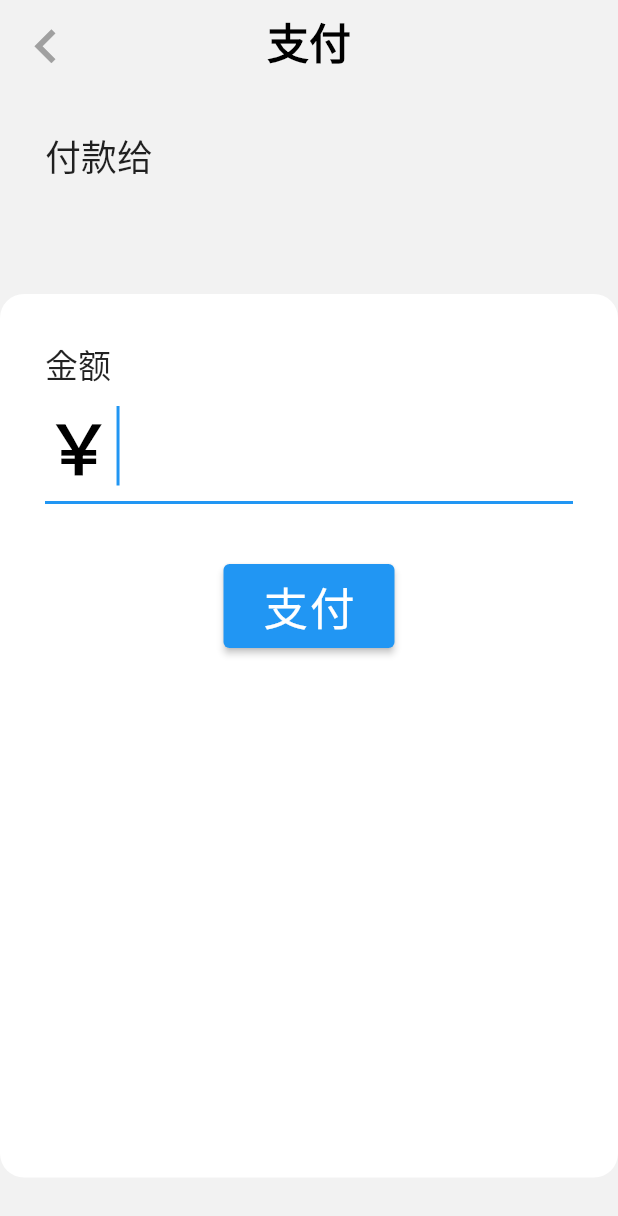
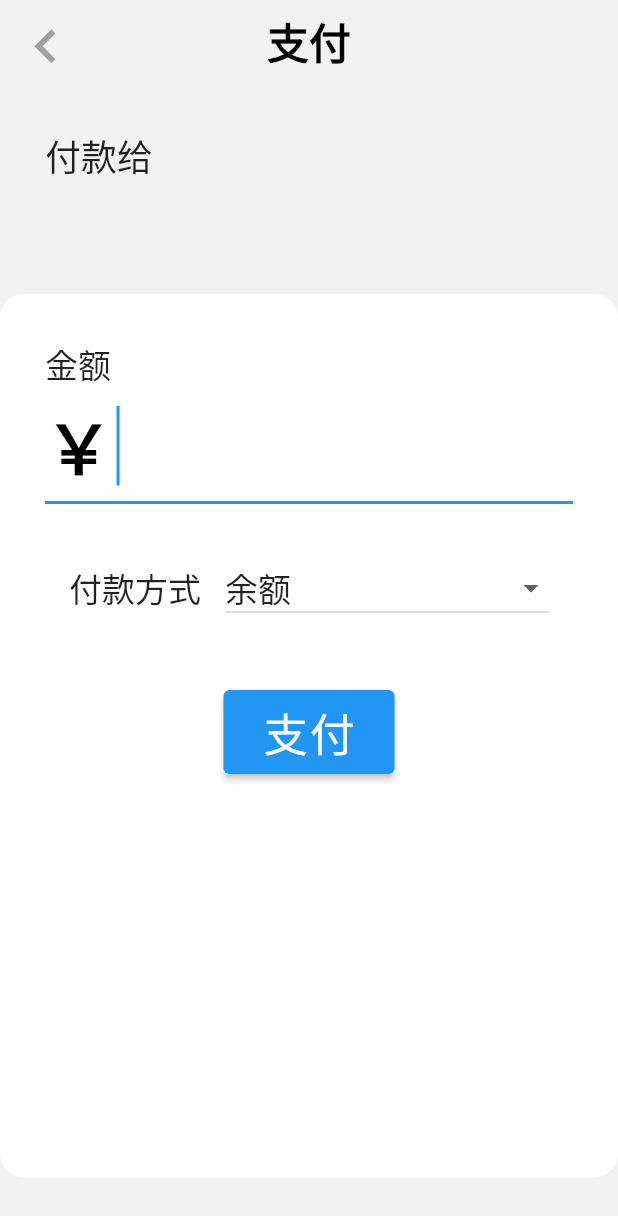
Before and after one commit to exhyy/online_payment_app, a Flutter app: the Payment screen opened directly with empty values, after a tap on "支付", on a phone screen of 412 x 824 dp. Shown: the top 1216 px of the screen. Run offline on Flutter 3.47's test engine with Material 2 defaults, Android fonts, the phone set to English and light mode, and no system bars; our stand-ins replace dio, flutter_holo_date_picker, flutter_slidable, fluttertoast, qr_flutter, shared_preferences; missing offline and left inert: mobile_scanner; accounts and stored records are empty; network calls fail.

Commit message:
可以选择付款方式

```diff
--- a/lib/pages/payment.dart
+++ b/lib/pages/payment.dart
@@ -23,6 +23,19 @@ class _PaymentState extends State<Payment> {
   int _payeeAccondId = -1;
   bool _gotData = false;
   bool _timerStop = true;
+  String _method = 'balance';
+  List<DropdownMenuItem<String>> _dropdownMenuItems = [
+    const DropdownMenuItem(
+      value: 'balance',
+      child: Text(
+        '余额',
+        style: TextStyle(
+          fontSize: 22,
+        ),
+      ),
+    )
+  ];
+
   final FToast _fToast = FToast();
 
   @override
@@ -60,6 +73,36 @@ class _PaymentState extends State<Payment> {
       _payeeName = response.data['data']['name'];
       _payeeAccondId = response.data['data']['accountId'];
     }
+
+    response = await dio
+        .post('/account/bankcard', data: {'accountId': widget.accountId});
+    List<Map> bankCardInfo = response.data['data'].cast<Map>();
+    _dropdownMenuItems = [
+      const DropdownMenuItem(
+        value: 'balance',
+        child: Text(
+          '余额',
+          style: TextStyle(
+            fontSize: 22,
+          ),
+        ),
+      )
+    ];
+    for (var i = 0; i < bankCardInfo.length; i++) {
+      String bankName = bankCardInfo[i]['bankName'];
+      String number = bankCardInfo[i]['number'];
+      number = number.substring(number.length - 4);
+      _dropdownMenuItems.add(DropdownMenuItem(
+        value: 'bankCard-$i',
+        child: Text(
+          '$bankName($number)',
+          style: const TextStyle(
+            fontSize: 22,
+          ),
+        ),
+      ));
+    }
+
     _gotData = true;
     _timerStop = false;
     setState(() {});
@@ -133,18 +176,43 @@ class _PaymentState extends State<Payment> {
                             fontSize: 45,
                           ),
                         ),
+                        const SizedBox(height: 28),
+                        ListTile(
+                          leading: const Text(
+                            '付款方式',
+                            style: TextStyle(
+                              fontSize: 22,
+                            ),
+                          ),
+                          title: DropdownButton(
+                            value: _method,
+                            isExpanded: true,
+                            items: _dropdownMenuItems,
+                            onChanged: (value) {
+                              if (value != null) {
+                                setState(() {
+                                  _method = value;
+                                });
+                              }
+                            },
+                          ),
+                        )
                       ],
                     ),
                     const SizedBox(height: 40),
                     ElevatedButton(
                       onPressed: () async {
+                        String method = 'Balance';
+                        if (_method.startsWith('bankCard-')) {
+                          method = 'Bank Card';
+                        }
                         Response response =
                             await dio.post('/account/payment/create', data: {
                           'tempPaymentKey': widget.tempPaymentKey,
                           'payerAccountId': widget.accountId,
                           'payeeAccountId': _payeeAccondId,
                           'amount': _amountController.text,
-                          'method': 'QR Code'
+                          'method': method,
                         });
                         if (response.data['errCode'] == 0) {
                           showToast(_fToast, '支付成功', ToastType.success);
```
